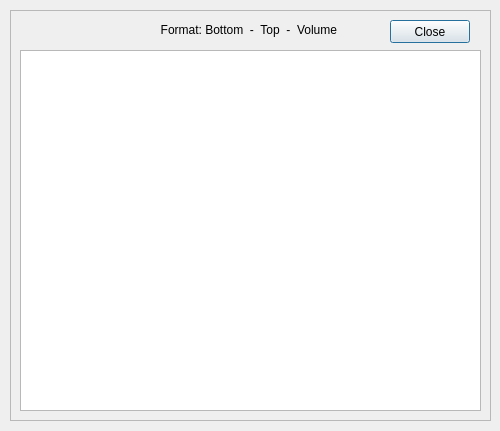
Above: plugins/qCMAT/ui/displayVolume.ui from SuzanaLucia/qCMAT before the change. Below: the same form after it.
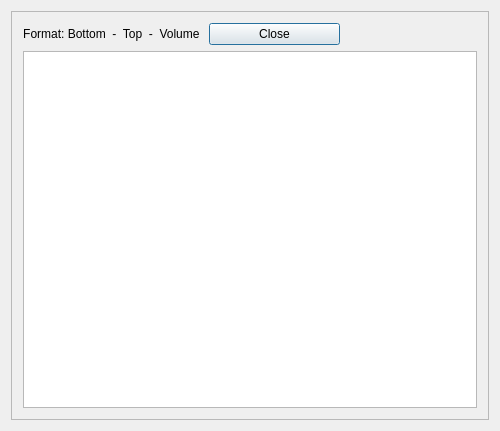
That is the form after the change.

```diff
--- a/plugins/qCMAT/ui/displayVolume.ui
+++ b/plugins/qCMAT/ui/displayVolume.ui
@@ -13,30 +13,18 @@
   <property name="windowTitle">
    <string>Dialog</string>
   </property>
+  <layout class="QGridLayout" name="gridLayout_2">
+   <item row="0" column="0">
   <widget class="QFrame" name="frame">
-   <property name="geometry">
-    <rect>
-     <x>10</x>
-     <y>10</y>
-     <width>481</width>
-     <height>411</height>
-    </rect>
-   </property>
    <property name="frameShape">
     <enum>QFrame::StyledPanel</enum>
    </property>
    <property name="frameShadow">
     <enum>QFrame::Raised</enum>
    </property>
+     <layout class="QGridLayout" name="gridLayout">
+      <item row="0" column="0">
    <widget class="QLabel" name="title">
-    <property name="geometry">
-     <rect>
-      <x>10</x>
-      <y>10</y>
-      <width>461</width>
-      <height>20</height>
-     </rect>
-    </property>
     <property name="text">
      <string>Format: Bottom  -  Top  -  Volume </string>
     </property>
@@ -44,30 +32,21 @@
      <set>Qt::AlignCenter</set>
     </property>
    </widget>
-   <widget class="QTextEdit" name="Text">
-    <property name="geometry">
-     <rect>
-      <x>10</x>
-      <y>40</y>
-      <width>461</width>
-      <height>361</height>
-     </rect>
-    </property>
-   </widget>
+      </item>
+      <item row="0" column="1">
    <widget class="QPushButton" name="Close">
-    <property name="geometry">
-     <rect>
-      <x>380</x>
-      <y>10</y>
-      <width>80</width>
-      <height>23</height>
-     </rect>
-    </property>
     <property name="text">
      <string>Close</string>
     </property>
    </widget>
-  </widget>
+      </item>
+      <item row="1" column="0" colspan="3">
+       <widget class="QTextEdit" name="Text"/>
+      </item>
+     </layout>
+    </widget>
+   </item>
+  </layout>
  </widget>
  <layoutdefault spacing="6" margin="11"/>
  <resources/>
```
Lines whose indentation alone changed are shown as unchanged.
